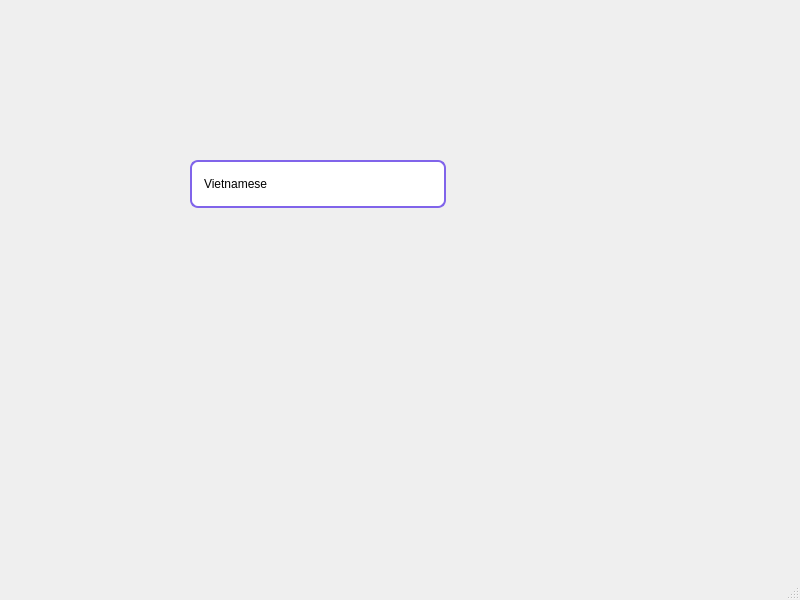
The window that untitled.ui (Ananta0810/Meelody) describes before a commit, drawn with Qt 5.
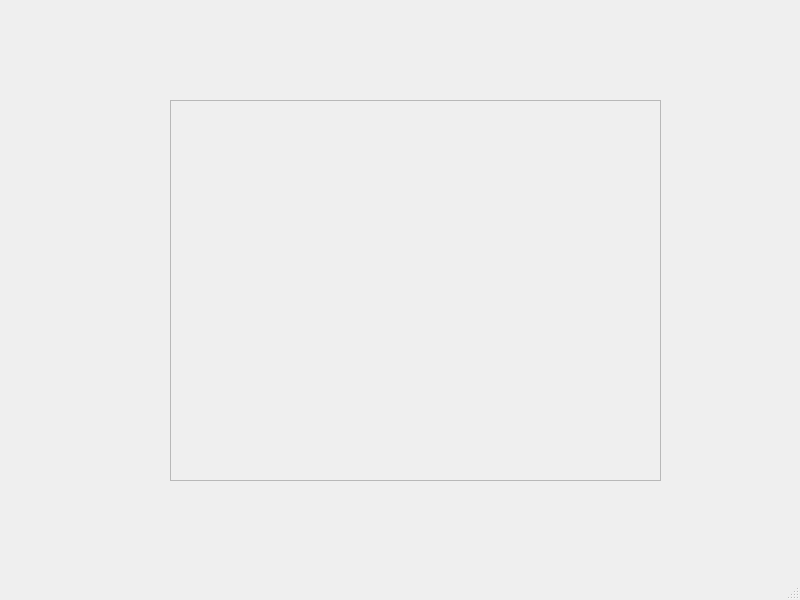
The same window after the commit. Icons and pictures are not drawn.

Patch:
```diff
--- a/untitled.ui
+++ b/untitled.ui
@@ -14,112 +14,36 @@
    <string>MainWindow</string>
   </property>
   <widget class="QWidget" name="centralwidget">
-   <widget class="QComboBox" name="comboBox">
+   <widget class="QScrollArea" name="scrollArea">
     <property name="geometry">
      <rect>
-      <x>190</x>
-      <y>160</y>
-      <width>256</width>
-      <height>48</height>
+      <x>170</x>
+      <y>100</y>
+      <width>491</width>
+      <height>381</height>
      </rect>
     </property>
-    <property name="autoFillBackground">
-     <bool>false</bool>
+    <property name="widgetResizable">
+     <bool>true</bool>
     </property>
-    <property name="styleSheet">
-     <string notr="true">QComboBox {
-    padding: 0 12px;
-    color: black;
-    border: 2px solid #8064ea;
-    border-radius: 8px;
-	background-color: white
-}
-
-
-QComboBox:hover, QPushButton:hover {
-    border-color: #4032ff
-}
-
-QComboBox:editable {
-	background-color:white;
-	border:none;
-    color: pink;
-}
-
-QComboBox:!on {
-
-}
-
-QComboBox:on {
-
-}
-
-QComboBox QAbstractItemView
-{
-	padding: 4px;
-	border-radius: 8px;
-    border: 2px solid #8064ea;
-	background-color:white;
-}
-
-QComboBox::drop-down {
-	border:none;
-	background-color:transparent;
-	min-width: 32px;
-	color: white
- }
-
-QComboBox::down-arrow{
-	right: 4px;
-	width: 10px;
-	height: 10px;
-	image: url(:/newPrefix/assets/images/icons/chevron-down.png);
-}
-
-
- /* Menu */
-
-QComboBox QAbstractItemView::item{
-    min-height: 16px;
-	background-color:black
-}
-QComboBox:item {
-    padding: 20px;
-	border: none;
-}
-QComboBox:item:hover {
-	border: none;
-	background:red;
-}
-QComboBox:item:selected {
-    border:none;
-	background-color:black;
-}
-QComboBox:item:checked {
-    padding-left: 20px;  /* move text right to make room for tick mark */
-    font-weight: bold;
-}
-
-
-QComboBox::indicator{
-    background-color:transparent;
-    selection-background-color:transparent;
-    color:transparent;
-    selection-color:transparent;
-}
-
-</string>
-    </property>
-    <item>
-     <property name="text">
-      <string>Vietnamese</string>
+    <widget class="QWidget" name="scrollAreaWidgetContents">
+     <property name="geometry">
+      <rect>
+       <x>0</x>
+       <y>0</y>
+       <width>489</width>
+       <height>379</height>
+      </rect>
      </property>
-    </item>
-    <item>
-     <property name="text">
-      <string>English</string>
-     </property>
-    </item>
+     <layout class="QVBoxLayout" name="verticalLayout_2">
+      <item>
+       <widget class="QWidget" name="widget" native="true"/>
+      </item>
+      <item>
+       <widget class="QWidget" name="widget_2" native="true"/>
+      </item>
+     </layout>
+    </widget>
    </widget>
   </widget>
   <widget class="QMenuBar" name="menubar">
```
Left out of the diff: 4 changed lines with no effect on the pictures.
